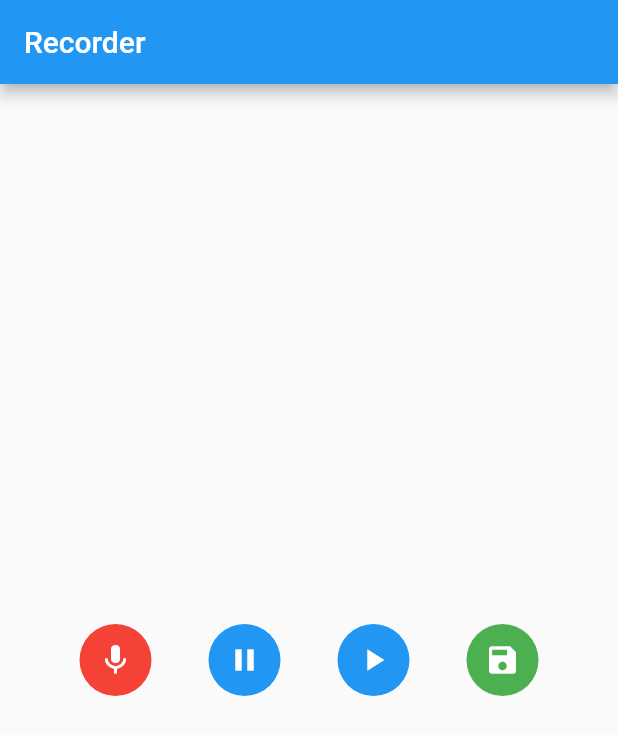
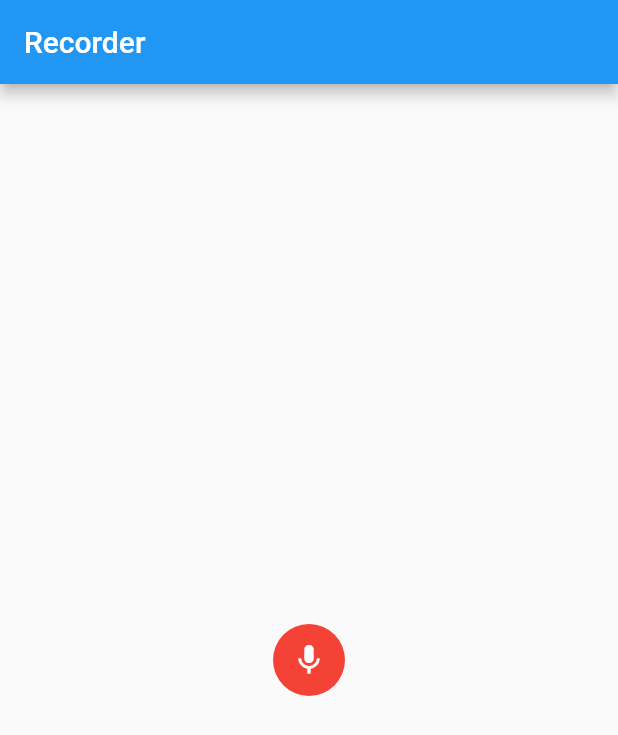
Before and after one commit to musjib999/recorder, a Flutter app: the screen it shows after launch, on a phone screen of 412 x 824 dp. Shown: the top 735 px of the screen. Run offline on Flutter 3.47's test engine with Material 2 defaults, Android fonts, the phone set to English and light mode, and no system bars; our stand-ins replace bloc, equatable, flutter_bloc, just_audio; missing offline and left inert: record; statements that could not run were skipped.

```diff
--- a/lib/UI/record.dart
+++ /dev/null
@@ -1,86 +0,0 @@
-import 'package:flutter/material.dart';
-import 'package:recorder/index.dart';
-
-class Recorder extends StatefulWidget {
-  const Recorder({Key? key}) : super(key: key);
-
-  @override
-  State<Recorder> createState() => _RecorderState();
-}
-
-class _RecorderState extends State<Recorder> {
-  RecordService recordService = RecordService();
-  @override
-  Widget build(BuildContext context) {
-    return Scaffold(
-      appBar: AppBar(
-        title: const Text('Recorder'),
-      ),
-      body: Container(
-        margin: const EdgeInsets.all(15.0),
-        child: Column(
-          mainAxisAlignment: MainAxisAlignment.center,
-          children: [
-            Row(
-              mainAxisAlignment: MainAxisAlignment.spaceEvenly,
-              children: [
-                CircleAvatar(
-                  radius: 24,
-                  backgroundColor: Colors.red,
-                  child: IconButton(
-                    icon: const Icon(
-                      Icons.mic,
-                      color: Colors.white,
-                    ),
-                    onPressed: () async {
-                      await recordService.startRecording();
-                    },
-                  ),
-                ),
-                CircleAvatar(
-                  radius: 24,
-                  backgroundColor: Colors.blue,
-                  child: IconButton(
-                    icon: const Icon(
-                      Icons.pause,
-                      color: Colors.white,
-                    ),
-                    onPressed: () async {
-                      await recordService.pauseRecording();
-                    },
-                  ),
-                ),
-                CircleAvatar(
-                  radius: 24,
-                  backgroundColor: Colors.blue,
-                  child: IconButton(
-                    icon: const Icon(
-                      Icons.play_arrow,
-                      color: Colors.white,
-                    ),
-                    onPressed: () async {
-                      await recordService.resumeRecording();
-                    },
-                  ),
-                ),
-                CircleAvatar(
-                  radius: 24,
-                  backgroundColor: Colors.green,
-                  child: IconButton(
-                    icon: const Icon(
-                      Icons.save,
-                      color: Colors.white,
-                    ),
-                    onPressed: () async {
-                      await recordService.stopRecording();
-                    },
-                  ),
-                ),
-              ],
-            ),
-          ],
-        ),
-      ),
-    );
-  }
-}
--- a/lib/UI/ui.dart
+++ /dev/null
@@ -1 +0,0 @@
-export 'record.dart';
--- /dev/null
+++ b/lib/bloc/record/record_bloc.dart
@@ -0,0 +1,37 @@
+import 'package:bloc/bloc.dart';
+import 'package:equatable/equatable.dart';
+
+import '../../index.dart';
+
+part 'record_event.dart';
+part 'record_state.dart';
+
+class RecordBloc extends Bloc<RecordEvent, RecordState> {
+  final record = RecordService();
+  RecordBloc() : super(const RecordState()) {
+    on<StartRecord>(_onStartRecord);
+    on<PauseRecord>(_onPauseRecord);
+    on<ResumeRecord>(_onResumeRecord);
+    on<StopRecord>(_onStopRecord);
+  }
+
+  void _onStartRecord(StartRecord events, Emitter<RecordState> emit) async {
+    await record.startRecording();
+    emit(state.copyWith(status: RecorderStatus.recording));
+  }
+
+  void _onPauseRecord(PauseRecord events, Emitter<RecordState> emit) async {
+    await record.pauseRecording();
+    emit(state.copyWith(status: RecorderStatus.pause));
+  }
+
+  void _onResumeRecord(ResumeRecord events, Emitter<RecordState> emit) async {
+    await record.resumeRecording();
+    emit(state.copyWith(status: RecorderStatus.resume));
+  }
+
+  void _onStopRecord(StopRecord events, Emitter<RecordState> emit) async {
+    final path = await record.stopRecording();
+    emit(state.copyWith(status: RecorderStatus.stop, path: path));
+  }
+}
--- /dev/null
+++ b/lib/bloc/record/record_event.dart
@@ -0,0 +1,29 @@
+part of 'record_bloc.dart';
+
+abstract class RecordEvent extends Equatable {
+  const RecordEvent();
+}
+
+class StartRecord extends RecordEvent {
+  const StartRecord();
+  @override
+  List<Object?> get props => [];
+}
+
+class PauseRecord extends RecordEvent {
+  const PauseRecord();
+  @override
+  List<Object?> get props => [];
+}
+
+class ResumeRecord extends RecordEvent {
+  const ResumeRecord();
+  @override
+  List<Object?> get props => [];
+}
+
+class StopRecord extends RecordEvent {
+  const StopRecord();
+  @override
+  List<Object?> get props => [];
+}
--- /dev/null
+++ b/lib/bloc/record/record_state.dart
@@ -0,0 +1,17 @@
+part of 'record_bloc.dart';
+
+
+class RecordState extends Equatable {
+  final RecorderStatus status;
+  final String? path;
+  const RecordState({this.status = RecorderStatus.initial, this.path});
+
+  RecordState copyWith({
+    RecorderStatus? status,
+    final String? path,
+  }){
+    return RecordState(status: status ?? this.status, path: path ?? this.path);
+  }
+
+  List<Object?> get props => [ status, path ];
+}
--- a/lib/index.dart
+++ b/lib/index.dart
@@ -1,3 +1,4 @@
 export 'data/data.dart';
 export 'services/services.dart';
-export 'UI/record.dart';
+export 'presentation/presentation.dart';
+export 'shared/shared.dart';
--- a/lib/main.dart
+++ b/lib/main.dart
@@ -1,5 +1,7 @@
 import 'package:flutter/material.dart';
 import 'package:recorder/index.dart';
+import 'bloc/record/record_bloc.dart';
+import 'package:flutter_bloc/flutter_bloc.dart';
 
 void main() {
   runApp(const MyApp());
@@ -11,12 +13,15 @@ class MyApp extends StatelessWidget {
   // This widget is the root of your application.
   @override
   Widget build(BuildContext context) {
-    return MaterialApp(
-      title: 'Recorder',
-      theme: ThemeData(
-        primarySwatch: Colors.blue,
+    return BlocProvider(
+      create: (context) => RecordBloc(),
+      child: MaterialApp(
+        title: 'Recorder',
+        theme: ThemeData(
+          primarySwatch: Colors.blue,
+        ),
+        home: const Recorder(),
       ),
-      home: const Recorder(),
     );
   }
 }
--- /dev/null
+++ b/lib/presentation/presentation.dart
@@ -0,0 +1,2 @@
+export 'record.dart';
+export 'player.dart';
--- /dev/null
+++ b/lib/presentation/record.dart
@@ -0,0 +1,232 @@
+import 'package:flutter/material.dart';
+import 'package:recorder/index.dart';
+import 'package:flutter_bloc/flutter_bloc.dart';
+
+import '../bloc/record/record_bloc.dart';
+
+class Recorder extends StatefulWidget {
+  const Recorder({Key? key}) : super(key: key);
+
+  @override
+  State<Recorder> createState() => _RecorderState();
+}
+
+class _RecorderState extends State<Recorder> {
+  RecordService recordService = RecordService();
+
+  @override
+  Widget build(BuildContext context) {
+    return Scaffold(
+      appBar: AppBar(
+        title: const Text('Recorder'),
+      ),
+      body: Container(
+        margin: const EdgeInsets.all(15.0),
+        child: BlocBuilder<RecordBloc, RecordState>(
+          builder: (context, state) {
+            print(state.status);
+            if(state.status.isRecording){
+              return RecordingButtons(recordService: recordService);
+            }else if(state.status.isPaused){
+              return PauseRecordingButtons(recordService: recordService);
+            }else if(state.status.isResumed){
+              return RecordingButtons(recordService: recordService);
+            }else if(state.status.isStopped){
+              return BlocListener<RecordBloc, RecordState>(
+                listener: (context, state){
+                  ScaffoldMessenger.of(context).showSnackBar(const SnackBar(content: Text('Record Saved')));
+                  print(state.status);
+                  print(state.status.name);
+                  if(state.status == RecorderStatus.stop){
+                    ScaffoldMessenger.of(context).showSnackBar(const SnackBar(content: Text('Record Saved')));
+                  }
+                },
+                child: InitialRecordingButtons(recordService: recordService),
+              );
+            }
+            return InitialRecordingButtons(recordService: recordService);
+          },
+        ),
+      ),
+    );
+  }
+}
+
+class InitialRecordingButtons extends StatelessWidget {
+  const InitialRecordingButtons({
+    Key? key,
+    required this.recordService,
+  }) : super(key: key);
+
+  final RecordService recordService;
+
+  @override
+  Widget build(BuildContext context) {
+    return Center(
+      child: Row(
+        mainAxisAlignment: MainAxisAlignment.spaceEvenly,
+        children: [
+          RoundedButton(
+            color: Colors.red,
+            icon: Icons.mic,
+            onPressed: () async {
+              context.read<RecordBloc>().add(const StartRecord());
+            },
+          ),
+          // RoundedButton(
+          //   onPressed: () async {
+          //     await recordService.pauseRecording();
+          //   },
+          //   color: Colors.blue,
+          //   icon: Icons.pause,
+          // ),
+          // RoundedButton(
+          //   onPressed: () async {
+          //     await recordService.resumeRecording();
+          //   },
+          //   color: Colors.blue,
+          //   icon: Icons.play_arrow,
+          // ),
+          // RoundedButton(
+          //   color: Colors.green,
+          //   onPressed: () async {
+          //     final path = await recordService.stopRecording();
+          //     Navigator.of(context)
+          //         .push(Player.route(soundPath: path!),
+          //     );
+          //   },
+          //   icon: Icons.save,
+          // ),
+        ],
+      ),
+    );
+  }
+}
+
+class RecordingButtons extends StatelessWidget {
+  const RecordingButtons({
+    Key? key,
+    required this.recordService,
+  }) : super(key: key);
+
+  final RecordService recordService;
+
+  @override
+  Widget build(BuildContext context) {
+    return Center(
+      child: Row(
+        mainAxisAlignment: MainAxisAlignment.spaceEvenly,
+        children: [
+          // RoundedButton(
+          //   color: Colors.red,
+          //   icon: Icons.mic,
+          //   onPressed: () async {
+          //     await recordService.startRecording();
+          //   },
+          // ),
+          RoundedButton(
+            onPressed: () async {
+              context.read<RecordBloc>().add(const PauseRecord());
+            },
+            color: Colors.blue,
+            icon: Icons.pause,
+          ),
+          // RoundedButton(
+          //   onPressed: () async {
+          //     await recordService.resumeRecording();
+          //   },
+          //   color: Colors.blue,
+          //   icon: Icons.play_arrow,
+          // ),
+          RoundedButton(
+            color: Colors.green,
+            onPressed: () async {
+              context.read<RecordBloc>().add(const StopRecord());
+              // Navigator.of(context).push(Player.route(soundPath: path!),
+              // );
+            },
+            icon: Icons.save,
+          ),
+        ],
+      ),
+    );
+  }
+}
+
+class PauseRecordingButtons extends StatelessWidget {
+  const PauseRecordingButtons({
+    Key? key,
+    required this.recordService,
+  }) : super(key: key);
+
+  final RecordService recordService;
+
+  @override
+  Widget build(BuildContext context) {
+    return Center(
+      child: Row(
+        mainAxisAlignment: MainAxisAlignment.spaceEvenly,
+        children: [
+          // RoundedButton(
+          //   color: Colors.red,
+          //   icon: Icons.mic,
+          //   onPressed: () async {
+          //     await recordService.startRecording();
+          //   },
+          // ),
+          // RoundedButton(
+          //   onPressed: () async {
+          //     await recordService.pauseRecording();
+          //   },
+          //   color: Colors.blue,
+          //   icon: Icons.pause,
+          // ),
+          RoundedButton(
+            onPressed: () async {
+              context.read<RecordBloc>().add(const ResumeRecord());
+            },
+            color: Colors.blue,
+            icon: Icons.play_arrow,
+          ),
+          RoundedButton(
+            color: Colors.green,
+            onPressed: () async {
+              context.read<RecordBloc>().add(const StopRecord());
+              // Navigator.of(context).push(Player.route(soundPath: path!),
+              // );
+            },
+            icon: Icons.save,
+          ),
+        ],
+      ),
+    );
+  }
+}
+
+class RoundedButton extends StatelessWidget {
+  const RoundedButton({
+    Key? key,
+    required this.color,
+    required this.icon,
+    required this.onPressed,
+  }) : super(key: key);
+
+  final Color color;
+  final IconData icon;
+  final void Function()? onPressed;
+
+  @override
+  Widget build(BuildContext context) {
+    return CircleAvatar(
+      radius: 24,
+      backgroundColor: color,
+      child: IconButton(
+        icon: Icon(
+          icon,
+          color: Colors.white,
+        ),
+        onPressed: onPressed,
+      ),
+    );
+  }
+}
--- a/lib/services/services.dart
+++ b/lib/services/services.dart
@@ -1 +1,2 @@
 export 'record_service.dart';
+export 'sound_service.dart';
--- /dev/null
+++ b/lib/shared/global/global.dart
@@ -0,0 +1 @@
+export 'constants.dart';
--- /dev/null
+++ b/lib/shared/shared.dart
@@ -0,0 +1 @@
+export 'global/global.dart';
--- a/pubspec.yaml
+++ b/pubspec.yaml
@@ -46,6 +46,9 @@ dev_dependencies:
   # rules and activating additional ones.
   flutter_lints: ^2.0.0
   record: ^4.4.3
+  just_audio: ^0.9.30
+  flutter_bloc: ^8.1.1
+  equatable: ^2.0.5
 
 # For information on the generic Dart part of this file, see the
 # following page: https://dart.dev/tools/pub/pubspec
```
Also changed, not shown: lib/presentation/player.dart (added, +43 -0 lines), lib/services/sound_service.dart (added, +9 -0 lines), lib/shared/global/constants.dart (added, +9 -0 lines), pubspec.lock, 11 other files.
